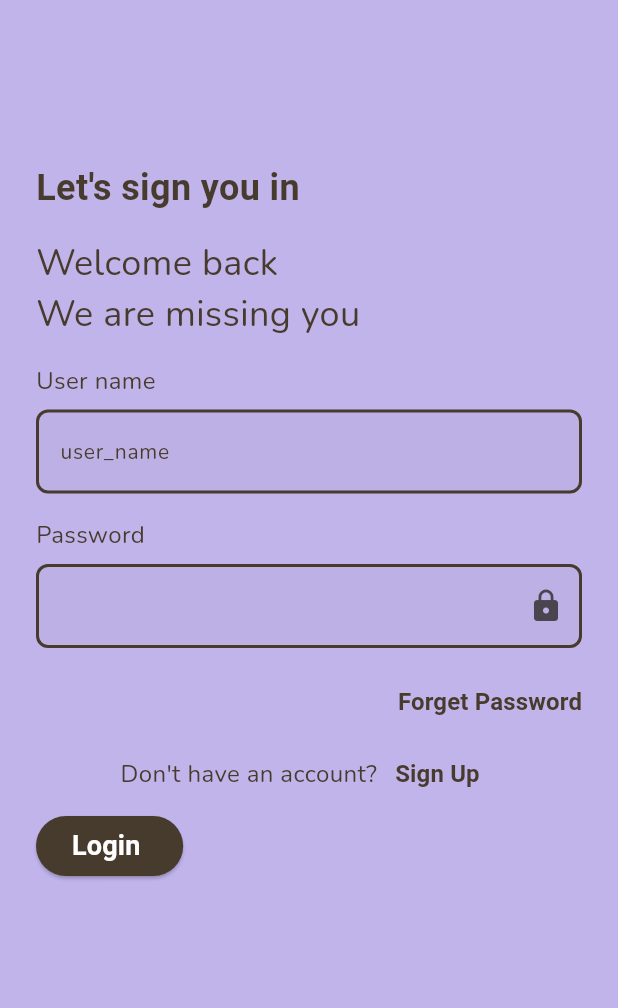
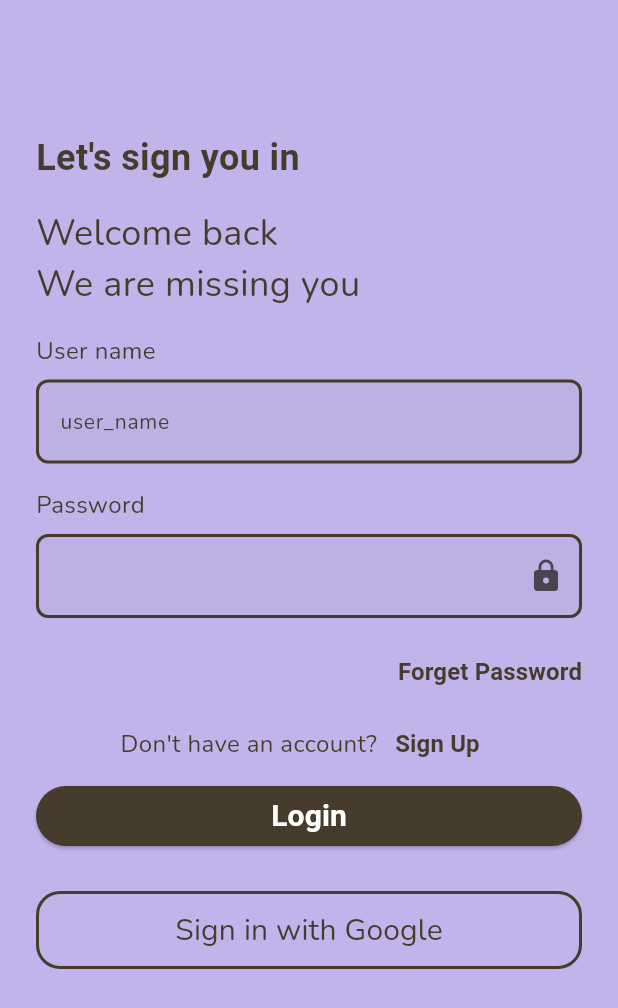
Before and after one commit to umerfarooq5349/notes, a Flutter app: the screen it shows after launch, on a phone screen of 412 x 824 dp. Shown: the top 1008 px of the screen. Run offline on Flutter 3.47's test engine with Material 3 defaults, Android fonts, the phone set to English and light mode, and no system bars; our stand-ins replace cloud_firestore, firebase_core, fluttertoast, google_fonts; accounts and stored records are empty.

Commit message:
some fixes

```diff
--- a/lib/UI/auth/login.dart
+++ b/lib/UI/auth/login.dart
@@ -24,7 +24,7 @@ class _LoginScreenState extends State<LoginScreen> {
             crossAxisAlignment: CrossAxisAlignment.start,
             children: [
               const SizedBox(
-                height: 100,
+                height: 80,
               ),
               Text(
                 "Let's sign you in",
@@ -47,9 +47,13 @@ class _LoginScreenState extends State<LoginScreen> {
               const SizedBox(
                 height: 16,
               ),
+              Column(
+                crossAxisAlignment: CrossAxisAlignment.start,
+                children: [
                   Text(
                     "User name",
-                style: AppStyle.mainContent.copyWith(color: AppStyle.purpule),
+                    style:
+                        AppStyle.mainContent.copyWith(color: AppStyle.purpule),
                   ),
                   const SizedBox(
                     height: 8,
@@ -57,7 +61,8 @@ class _LoginScreenState extends State<LoginScreen> {
                   TextField(
                     cursorColor: AppStyle.purpule,
                     controller: userName,
-                style: AppStyle.mainContent.copyWith(color: AppStyle.purpule),
+                    style:
+                        AppStyle.mainContent.copyWith(color: AppStyle.purpule),
                     keyboardType: TextInputType.name,
                     decoration: InputDecoration(
                       hintText: "user_name",
@@ -68,24 +73,33 @@ class _LoginScreenState extends State<LoginScreen> {
                       fillColor: AppStyle.purpule.withOpacity(0.03),
                       focusedBorder: OutlineInputBorder(
                         borderRadius: BorderRadius.circular(8),
-                    borderSide: BorderSide(width: 2, color: AppStyle.purpule),
+                        borderSide:
+                            BorderSide(width: 2, color: AppStyle.purpule),
                       ),
                       border: OutlineInputBorder(
                         borderRadius: BorderRadius.circular(8),
-                    borderSide: BorderSide(width: 2, color: AppStyle.purpule),
+                        borderSide:
+                            BorderSide(width: 2, color: AppStyle.purpule),
                       ),
                       enabledBorder: OutlineInputBorder(
                         borderRadius: BorderRadius.circular(8),
-                    borderSide: BorderSide(width: 2, color: AppStyle.purpule),
+                        borderSide:
+                            BorderSide(width: 2, color: AppStyle.purpule),
                       ),
                     ),
+                  ),
+                ],
               ),
               const SizedBox(
                 height: 16,
               ),
+              Column(
+                crossAxisAlignment: CrossAxisAlignment.start,
+                children: [
                   Text(
                     "Password",
-                style: AppStyle.mainContent.copyWith(color: AppStyle.purpule),
+                    style:
+                        AppStyle.mainContent.copyWith(color: AppStyle.purpule),
                   ),
                   const SizedBox(
                     height: 8,
@@ -94,7 +108,8 @@ class _LoginScreenState extends State<LoginScreen> {
                     cursorColor: AppStyle.purpule,
                     controller: password,
                     obscureText: showpass,
-                style: AppStyle.mainContent.copyWith(color: AppStyle.purpule),
+                    style:
+                        AppStyle.mainContent.copyWith(color: AppStyle.purpule),
                     keyboardType: TextInputType.name,
                     decoration: InputDecoration(
                       suffixIcon: IconButton(
@@ -114,21 +129,29 @@ class _LoginScreenState extends State<LoginScreen> {
                       fillColor: AppStyle.purpule.withOpacity(0.03),
                       focusedBorder: OutlineInputBorder(
                         borderRadius: BorderRadius.circular(8),
-                    borderSide: BorderSide(width: 2, color: AppStyle.purpule),
+                        borderSide:
+                            BorderSide(width: 2, color: AppStyle.purpule),
                       ),
                       border: OutlineInputBorder(
                         borderRadius: BorderRadius.circular(8),
-                    borderSide: BorderSide(width: 2, color: AppStyle.purpule),
+                        borderSide:
+                            BorderSide(width: 2, color: AppStyle.purpule),
                       ),
                       enabledBorder: OutlineInputBorder(
                         borderRadius: BorderRadius.circular(8),
-                    borderSide: BorderSide(width: 2, color: AppStyle.purpule),
+                        borderSide:
+                            BorderSide(width: 2, color: AppStyle.purpule),
                       ),
                     ),
+                  ),
+                ],
               ),
               const SizedBox(
                 height: 12,
               ),
+              Column(
+                mainAxisAlignment: MainAxisAlignment.spaceBetween,
+                children: [
                   Row(
                     mainAxisAlignment: MainAxisAlignment.end,
                     children: [
@@ -153,8 +176,8 @@ class _LoginScreenState extends State<LoginScreen> {
                     children: [
                       Text(
                         "Don't have an account?",
-                    style:
-                        AppStyle.mainContent.copyWith(color: AppStyle.purpule),
+                        style: AppStyle.mainContent
+                            .copyWith(color: AppStyle.purpule),
                       ),
                       TextButton(
                         onPressed: () {},
@@ -166,13 +189,39 @@ class _LoginScreenState extends State<LoginScreen> {
                       )
                     ],
                   ),
-              ElevatedButton(
+                ],
+              ),
+              SizedBox(
+                width: double.infinity,
+                child: ElevatedButton(
                   onPressed: () {},
                   child: Text(
-                  "Login ",
-                  style: AppStyle.mainTitle,
+                    "Login",
+                    style: AppStyle.appBar.copyWith(fontSize: 20),
                   ),
-              )
+                ),
+              ),
+              const SizedBox(
+                height: 26,
+              ),
+              Container(
+                width: double.infinity,
+                decoration: BoxDecoration(
+                    border: Border.all(width: 2, color: AppStyle.purpule),
+                    borderRadius: BorderRadius.circular(16)),
+                child: ElevatedButton(
+                  style: const ButtonStyle(
+                      backgroundColor:
+                          MaterialStatePropertyAll(Colors.transparent),
+                      elevation: MaterialStatePropertyAll(0)),
+                  onPressed: () {},
+                  child: Text(
+                    "Sign in with Google",
+                    style: AppStyle.mainContent
+                        .copyWith(fontSize: 20, color: AppStyle.purpule),
+                  ),
+                ),
+              ),
             ],
           ),
         ]),
```
Lines whose indentation alone changed are shown as unchanged.
